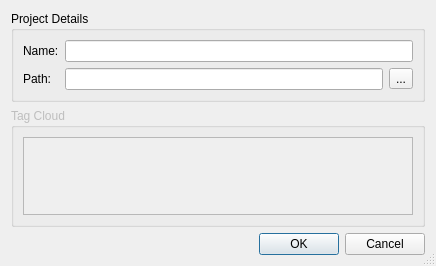
Qt form src/mainui/newprojectdialog.ui (KDE/conquirere) before a commit.
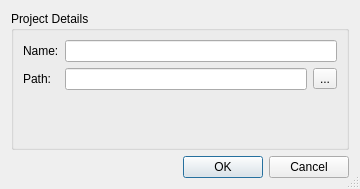
The same form after that commit.

What changed in the file:
```diff
--- a/src/mainui/newprojectdialog.ui
+++ b/src/mainui/newprojectdialog.ui
@@ -6,8 +6,8 @@
    <rect>
     <x>0</x>
     <y>0</y>
-    <width>436</width>
-    <height>266</height>
+    <width>360</width>
+    <height>189</height>
    </rect>
   </property>
   <property name="windowTitle">
@@ -60,21 +60,6 @@
      </layout>
     </widget>
    </item>
-   <item>
-    <widget class="QGroupBox" name="groupBox_2">
-     <property name="enabled">
-      <bool>false</bool>
-     </property>
-     <property name="title">
-      <string>Tag Cloud</string>
-     </property>
-     <layout class="QHBoxLayout" name="horizontalLayout_2">
-      <item>
-       <widget class="QTextEdit" name="tagCloud_textEdit"/>
-      </item>
-     </layout>
-    </widget>
-   </item>
    <item>
     <widget class="QDialogButtonBox" name="buttonBox">
      <property name="orientation">
```
Left out of the diff: 33 changed lines with no effect on the pictures.
